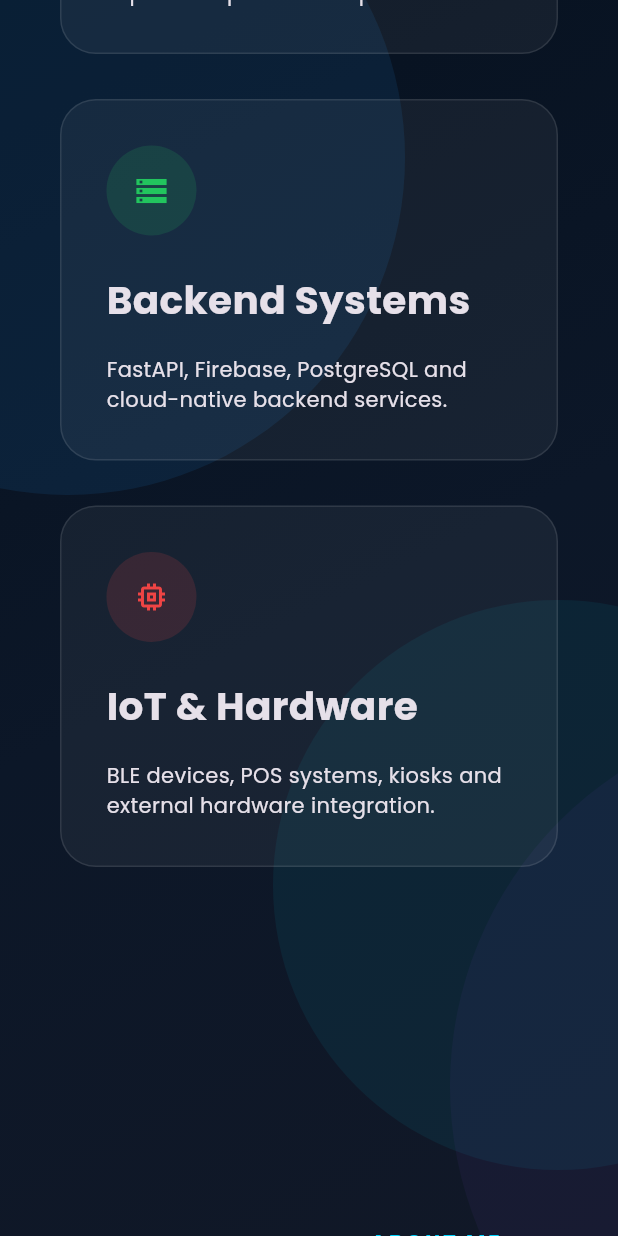
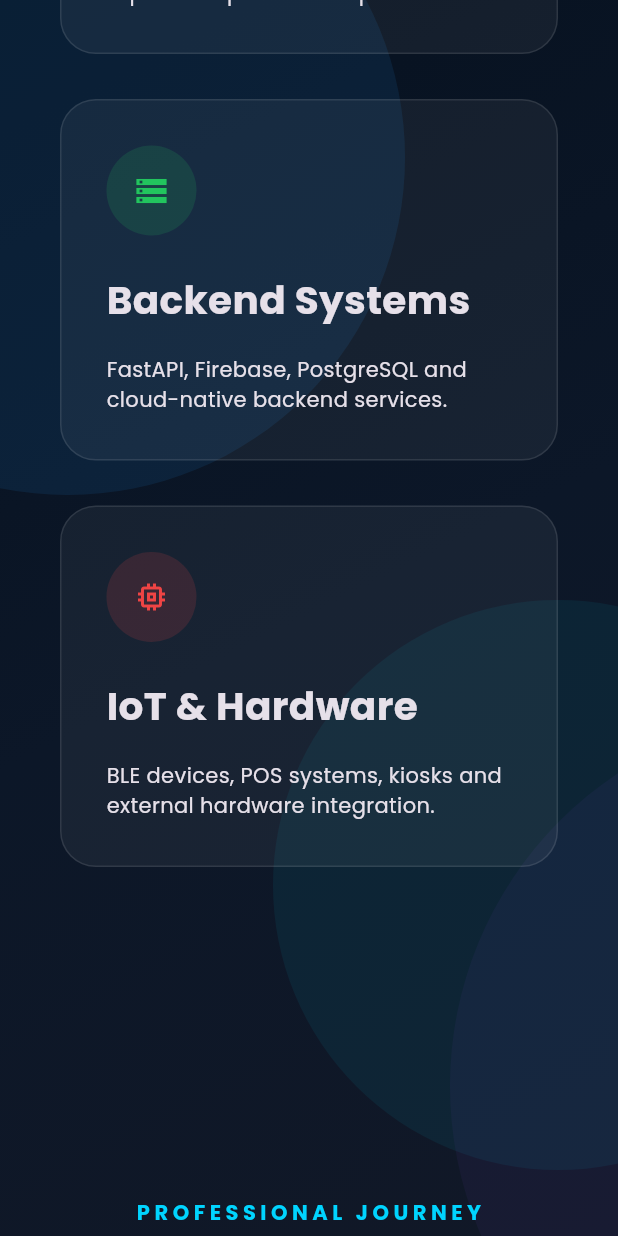
Before and after one commit to ankurmaity/AnkurPortfolio, a Flutter app: the screen it shows after launch, scrolled down 3456 dp, on a phone screen of 412 x 824 dp. Run offline on Flutter 3.47's test engine with Material 3 defaults, Android fonts, the phone set to English and light mode, and no system bars; drawn by our look-alikes of flutter_animate; our stand-ins replace animated_text_kit, get, google_fonts.

Commit message:
Experience

```diff
--- a/lib/home/home_view.dart
+++ b/lib/home/home_view.dart
@@ -29,7 +29,7 @@ class HomeView extends GetView<HomeController> {
                 HeroSection(),
                 StatsSection(),
                 ServicesSection(),
-                AboutSection(),
+                // AboutSection(),
                 ExperienceSection(),
                 ProjectsSection(),
                 TechnologySection(),
--- a/lib/home/widgets/experience/experience_section.dart
+++ b/lib/home/widgets/experience/experience_section.dart
@@ -12,31 +12,39 @@ class ExperienceSection extends GetView<HomeController> {
   Widget build(BuildContext context) {
     return Container(
       padding: const EdgeInsets.symmetric(
-        horizontal: 40,
-        vertical: 120,
+        horizontal: 24,
+        vertical: 100,
       ),
       child: ConstrainedBox(
-        constraints: const BoxConstraints(maxWidth: 1400),
+        constraints: const BoxConstraints(
+          maxWidth: 1100,
+        ),
         child: Column(
           children: [
             const SectionTitle(
-              eyebrow: "CAREER JOURNEY",
+              eyebrow: "PROFESSIONAL JOURNEY",
               title: "A Decade of Building Enterprise Software",
               subtitle:
-                  "From enterprise mobility to AI-powered platforms, every role has been focused on solving complex business problems through scalable mobile technology.",
+              "From enterprise mobility to AI-powered platforms, building products that solve complex real-world problems.",
             ),
 
-            const SizedBox(height: 70),
+            const SizedBox(height: 60),
 
             ListView.separated(
               shrinkWrap: true,
-              physics: const NeverScrollableScrollPhysics(),
+              physics:
+              const NeverScrollableScrollPhysics(),
               itemCount: controller.experiences.length,
               separatorBuilder: (_, __) =>
-                  const SizedBox(height: 35),
-              itemBuilder: (_, index) => ExperienceCard(
-                experience: controller.experiences[index],
-              ),
+              const SizedBox(height: 24),
+              itemBuilder: (_, index) {
+                return ExperienceCard(
+                  experience: controller.experiences[index],
+
+                  // Keep the latest role open.
+                  initiallyExpanded: index == 0,
+                );
+              },
             ),
           ],
         ),
--- a/lib/home/widgets/hero_section.dart
+++ b/lib/home/widgets/hero_section.dart
@@ -8,7 +8,7 @@ class HeroSection extends StatelessWidget {
 
   @override
   Widget build(BuildContext context) {
-    return SizedBox(
+    return Container(
       height: 850,
       child: Stack(
         children: [
--- a/lib/repositories/portfolio_repository.dart
+++ b/lib/repositories/portfolio_repository.dart
@@ -393,6 +393,70 @@ class PortfolioRepository {
     ),
 
     //---------------------------------------------------------------------------
+    // TRAY
+    //---------------------------------------------------------------------------
+
+    ExperienceModel(
+      company: "TRAY",
+      role: "Senior Software Engineer",
+      duration: "April 2019 - Feb 20221",
+      summary:
+          "Developed enterprise Point-of-Sale applications for Android KIOSK devices with hardware integrations, receipt engine customization and performance optimization.",
+      color: const Color(0xffF59E0B),
+      icon: Icons.point_of_sale,
+      logo: "assets/company/tray.png",
+      location: "Remote",
+      employmentType: "Full Time",
+      metrics: const [
+        ExperienceMetric(
+          icon: Icons.store,
+          label: "Platform",
+          value: "Enterprise POS",
+        ),
+        ExperienceMetric(
+          icon: Icons.devices,
+          label: "Hardware",
+          value: "Integrated",
+        ),
+        ExperienceMetric(
+          icon: Icons.speed,
+          label: "Performance",
+          value: "Optimized",
+        ),
+      ],
+      projects: const [
+        ProjectInfo(
+          name: "TRAY POS",
+          description: "Android POS Platform",
+        ),
+      ],
+      contributions: const [
+        ExperienceContribution(
+          icon: Icons.devices_other,
+          title: "Integrated POS hardware devices",
+        ),
+        ExperienceContribution(
+          icon: Icons.receipt_long,
+          title: "Developed configurable receipt engine",
+        ),
+        ExperienceContribution(
+          icon: Icons.speed,
+          title: "Optimized legacy Android application",
+        ),
+        ExperienceContribution(
+          icon: Icons.store,
+          title: "Built enterprise retail solution",
+        ),
+      ],
+      technologies: const [
+        "Android",
+        "Kotlin",
+        "Java",
+        "SQLite",
+      ],
+    ),
+
+    //---------------------------------------------------------------------------
     // Innovapptive
     //---------------------------------------------------------------------------
 
@@ -475,6 +539,19 @@ class PortfolioRepository {
 
   final List<ProjectModel> projects = const [
     ProjectModel(
+      title: "AP Aware",
+      subtitle: "AI Disaster Intelligence",
+      description:
+          "State-wide disaster management platform delivering AI-powered alerts and advisories.",
+      image: "assets/images/apaware.png",
+      technologies: [
+        "Flutter",
+        "GeoServer",
+        "Maps",
+        "AI",
+      ],
+    ),
+    ProjectModel(
       title: "MobileWise",
       subtitle: "No-Code Mobile Platform",
       description:
@@ -485,19 +562,6 @@ class PortfolioRepository {
         "Python",
         "AI",
         "REST API",
-      ],
-    ),
-    ProjectModel(
-      title: "AP Aware",
-      subtitle: "AI Disaster Intelligence",
-      description:
-          "State-wide disaster management platform delivering AI-powered alerts and advisories.",
-      image: "assets/images/apaware.png",
-      technologies: [
-        "Flutter",
-        "GeoServer",
-        "Maps",
-        "AI",
       ],
     ),
     ProjectModel(
```
Also changed, not shown: lib/home/widgets/experience/experience_card.dart (+289 -101 lines), lib/home/widgets/stats_section.dart (line endings or trailing spaces).
